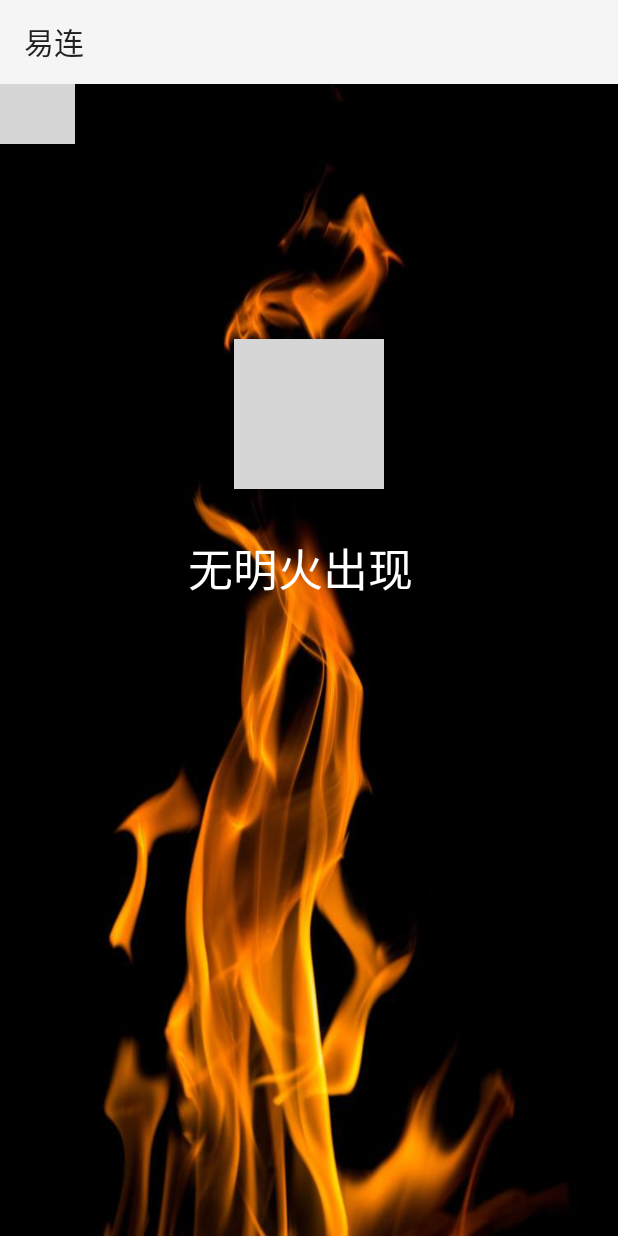
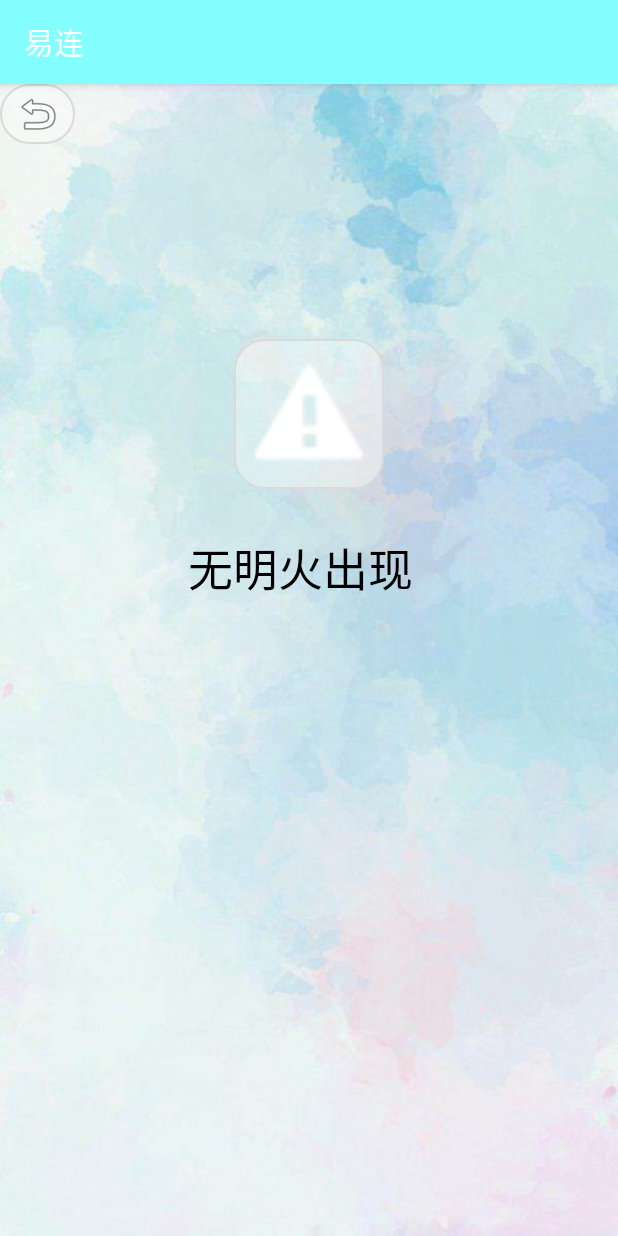
Before and after one commit to TJUamoeba/CDP2, an Android app: the FireActivity screen opened directly, with no data from a screen before it, on a phone screen of 412 x 824 dp. Run offline under Robolectric (Android 15) with nearby library versions, the phone set to English and light mode, and no system bars; 1 statement that could not run was skipped; grey boxes are pictures that could not be loaded.

Commit message:
APP完善，更新火警报警界面。

```diff
--- a/app/src/main/AndroidManifest.xml
+++ b/app/src/main/AndroidManifest.xml
@@ -13,12 +13,14 @@
         android:supportsRtl="true"
         android:theme="@style/AppTheme">
         <activity android:name=".FireActivity"
+            android:launchMode="singleTask"
             ></activity>
         <activity android:name=".HazeActiviy"
             android:launchMode="singleTask"></activity>
         <activity android:name=".HumitureActivity"
             android:launchMode="singleTask"></activity>
-        <activity android:name=".AboutActivity"></activity>
+        <activity android:name=".AboutActivity"
+            android:launchMode="singleTask"></activity>
         <activity android:name=".SpinnerActicity"
             android:launchMode="singleTask">
 
--- a/app/src/main/java/com/example/esp_app/FireActivity.java
+++ b/app/src/main/java/com/example/esp_app/FireActivity.java
@@ -8,6 +8,7 @@ import android.view.View;
 import android.widget.Button;
 import android.widget.ImageButton;
 import android.widget.ImageView;
+import android.widget.LinearLayout;
 import android.widget.TextView;
 
 import androidx.appcompat.app.AppCompatActivity;
@@ -21,11 +22,13 @@ public class FireActivity extends AppCompatActivity {
     private TextView firetxt;
     private ImageView fireview;
     private MediaPlayer player;
+    private LinearLayout linearLayout;
 
     @Override
     protected void onCreate(Bundle savedInstanceState) {
         super.onCreate(savedInstanceState);
         setContentView(R.layout.activity_fire_war);
+        linearLayout=(LinearLayout)findViewById(R.id.layout);
         firetxt=(TextView)findViewById(R.id.fire_txt);
         fireview=(ImageView)findViewById(R.id.fire_view);
         but=(ImageButton)findViewById(R.id.image_fire);
@@ -40,11 +43,13 @@ public class FireActivity extends AppCompatActivity {
         Intent intent=getIntent();
         Bundle bundle=intent.getExtras();
         iffire=bundle.getInt("ifFire");
+//        iffire=1;
         if(iffire==1){
             firetxt.setText("请注意，有明火出现！");
             firetxt.setTextSize(25);
             firetxt.setTextColor(Color.RED);
             fireview.setBackgroundDrawable(getResources().getDrawable(R.drawable.firebut));
+            linearLayout.setBackgroundDrawable(getResources().getDrawable(R.drawable.fire));
             player = MediaPlayer.create(this, R.raw.firemusic);
             try {
                 player.prepare();// 同步
--- a/app/src/main/java/com/example/esp_app/SpinnerActicity.java
+++ b/app/src/main/java/com/example/esp_app/SpinnerActicity.java
@@ -28,7 +28,7 @@ import java.util.Timer;
 import java.util.TimerTask;
 
 public class SpinnerActicity extends AppCompatActivity implements OnItemSelectedListener,View.OnClickListener {
-    private Spinner spi = null;//下拉菜单
+    public Spinner spi = null;//下拉菜单
     private Button ledOn; //开led
     private Button ledOff;  //关led
     private Button connect; //连接按钮
@@ -52,6 +52,7 @@ public class SpinnerActicity extends AppCompatActivity implements OnItemSelected
     private String[] HazeData = new String[4096];
     private int ifFire=0;
     private int length = 0;
+    private boolean aBoolean=true;
 
     @Override
     protected void onCreate(Bundle savedInstanceState) {
@@ -73,8 +74,8 @@ public class SpinnerActicity extends AppCompatActivity implements OnItemSelected
         String[] arr = {"数据栏▽", "温湿数据", "烟霾数据", "火焰情况","关于我们"};
         ArrayAdapter<String> adapter = new ArrayAdapter<String>(this, android.R.layout.simple_spinner_dropdown_item, arr);
 
-
         spi.setAdapter(adapter);
+        spi.setSelection(0,true);
         spi.setOnItemSelectedListener((AdapterView.OnItemSelectedListener) this);
         ledOn.setOnClickListener(new View.OnClickListener() {
             @Override
@@ -222,6 +223,7 @@ public class SpinnerActicity extends AppCompatActivity implements OnItemSelected
                     break;
                 }
              }
+        spi.setSelection(0,true);
         try {
             Class<?> clazz = AdapterView.class;
             Field field = clazz.getDeclaredField("mOldSelectedPosition");
--- /dev/null
+++ b/app/src/main/res/drawable/but.xml
@@ -0,0 +1,21 @@
+<?xml version="1.0" encoding="utf-8"?>
+<shape xmlns:android="http://schemas.android.com/apk/res/android">
+
+    <!-- 背景颜色 -->
+    <solid android:color="@color/colorAccent" />
+
+    <!-- 边框的宽度和颜色颜色 -->
+    <stroke android:width="1dip" android:color="#DBD9D9" />
+
+    <!-- android:radius 弧形的半径 -->
+    <corners android:radius="20dp"/>
+
+    <!-- padding：Button里面的文字与Button边界的间隔 -->
+    <padding
+        android:left="10dp"
+        android:top="10dp"
+        android:right="10dp"
+        android:bottom="10dp"
+        />
+    />
+</shape>
--- a/app/src/main/res/layout/activity_fire_war.xml
+++ b/app/src/main/res/layout/activity_fire_war.xml
@@ -3,8 +3,9 @@
     xmlns:app="http://schemas.android.com/apk/res-auto"
     android:orientation="vertical"
     android:layout_width="match_parent"
+    android:id="@+id/layout"
     android:layout_height="match_parent"
-    android:background="@drawable/fire">
+    android:background="@drawable/background">
 
     <ImageButton
         android:id="@+id/image_fire"
@@ -27,7 +28,7 @@
         android:layout_height="40dp"
         android:layout_marginTop="30dp"
         android:layout_marginLeft="50dp"
-        android:textColor="@android:color/background_light"
+        android:textColor="@android:color/background_dark"
         android:lines="1"
         android:singleLine="true"
         android:text="无明火出现"
--- /dev/null
+++ b/app/src/main/res/values/styles.xml
@@ -0,0 +1,11 @@
+<resources>
+
+    <!-- Base application theme. -->
+    <style name="AppTheme" parent="Theme.AppCompat.Light.DarkActionBar">
+        <!-- Customize your theme here. -->
+        <item name="colorPrimary">@color/colorPrimary</item>
+        <item name="colorPrimaryDark">@color/colorPrimaryDark</item>
+        <item name="colorAccent">@color/colorAccent</item>
+    </style>
+
+</resources>
```
Also changed, not shown: app/src/main/java/com/example/esp_app/HazeActiviy.java (+4 -15 lines), app/src/main/res/layout/activity_aboutus.xml (+9 -1 lines), app/src/main/res/drawable-v24/logo.jpg (added), app/src/main/res/drawable/background.jpeg (added). Lines whose indentation alone changed are shown as unchanged.
